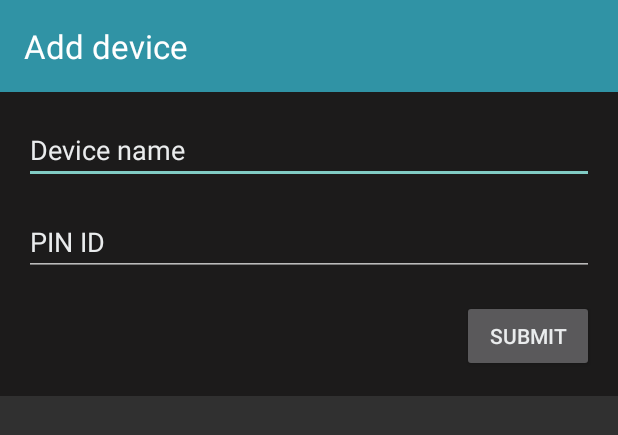
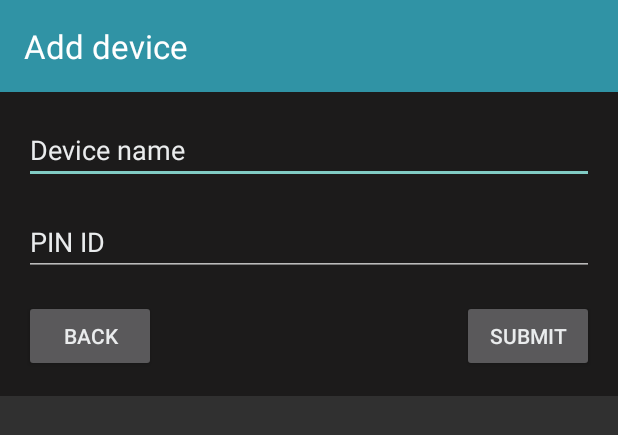
Before and after one commit to AmrSaber/Home-Automation-Android, an Android app: the layout add_device_popup.xml on its own in the app's theme, with its tools: preview values and no code run, on a phone screen of 412 x 824 dp. Shown: the top 435 px of the screen. Run offline under Robolectric (Android 15) with nearby library versions, the phone set to English and light mode, and no system bars.

Commit message:
back button is added

```diff
--- a/app/src/main/java/com/test/homeautomation/screens/main/MainActivity.java
+++ b/app/src/main/java/com/test/homeautomation/screens/main/MainActivity.java
@@ -129,4 +129,7 @@ public class MainActivity extends AppCompatActivity {
 
         add_device_popup.dismiss_popup();
     }
+    public void dismiss_popup(View view){
+        add_device_popup.dismiss_popup();
+    }
 }
--- a/app/src/main/res/layout/add_device_popup.xml
+++ b/app/src/main/res/layout/add_device_popup.xml
@@ -56,5 +56,19 @@
             android:layout_alignParentEnd="true"
             android:textColor="#eaeced"
     />
+    <Button
+            android:id="@+id/back_button"
+            android:layout_width="wrap_content"
+            android:layout_height="wrap_content"
+            android:text="@string/back"
+            android:layout_gravity="end"
+            android:layout_marginStart="@dimen/activityMargin"
+            android:layout_marginTop="@dimen/activityMargin"
+            android:layout_marginBottom="@dimen/activityMargin"
+            android:onClick="dismiss_popup"
+            android:layout_below="@id/pin_id_editText"
+            android:layout_alignParentStart="true"
+            android:textColor="#eaeced"
+    />
 
 </RelativeLayout>
```
